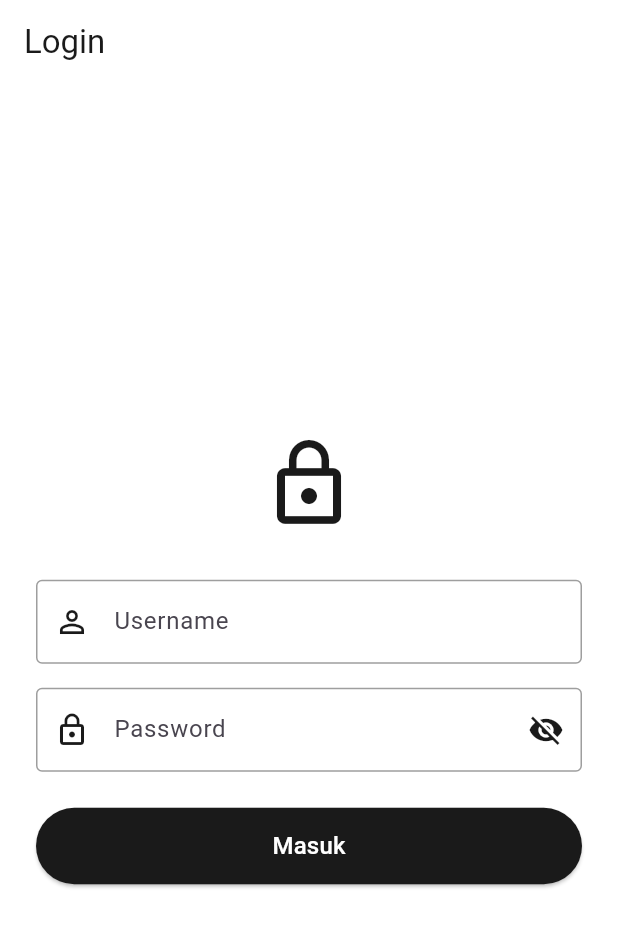
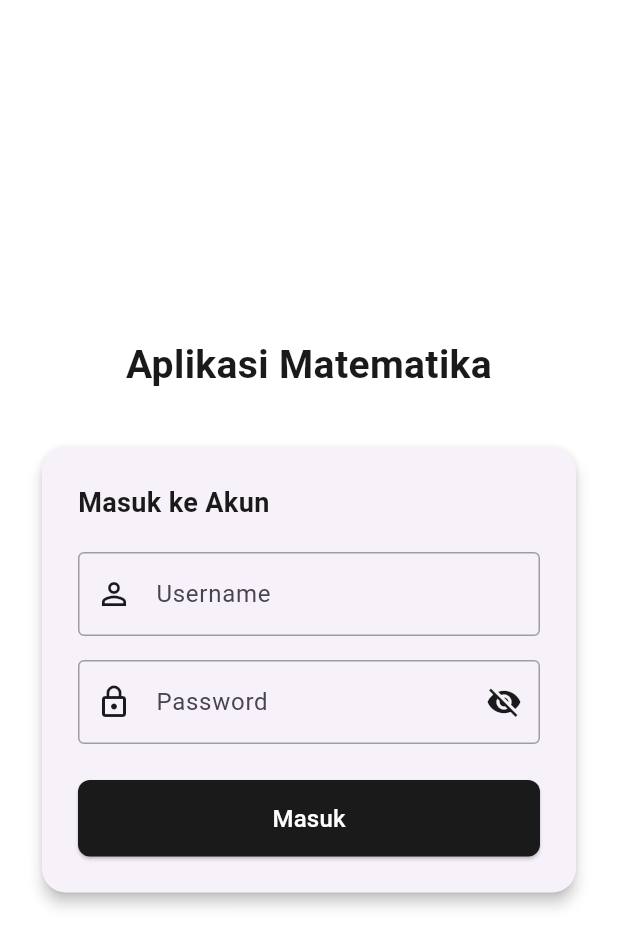
Before and after one commit to RafidH777/Mobile-Aplikasi-Matematika, a Flutter app: the screen it shows after launch, on a phone screen of 412 x 824 dp. Shown: the top 947 px of the screen. Run offline on Flutter 3.47's test engine with Material 3 defaults, Android fonts, the phone set to English and light mode, and no system bars.

Commit message:
redesign login screen

```diff
--- a/lib/screen/login.dart
+++ b/lib/screen/login.dart
@@ -30,14 +30,13 @@ class _LoginScreenState extends State<LoginScreen> {
   int _secondsRemaining = 0;
   Timer? _timer;
 
-  // ---- LOGIKA ----
+  // ---- LOGIKA (tidak berubah dari sebelumnya) ----
   void _cekLogin() {
     if (_isLocked) return;
 
     final username = _usernameController.text.trim();
     final password = _passwordController.text.trim();
 
-    // Validasi field kosong -> TIDAK dihitung sebagai percobaan gagal
     if (username.isEmpty || password.isEmpty) {
       setState(() {
         _hasError = true;
@@ -46,13 +45,10 @@ class _LoginScreenState extends State<LoginScreen> {
       return;
     }
 
-    // Cek kombinasi username & password
     if (username == _validUsername && password == _validPassword) {
-      // Berhasil -> reset counter, lalu pindah ke Home
       _failedAttempts = 0;
       Navigator.pushReplacementNamed(context, '/home');
     } else {
-      // Gagal -> hitung sebagai salah satu dari 5 percobaan
       _failedAttempts++;
       setState(() {
         _hasError = true;
@@ -102,20 +98,48 @@ class _LoginScreenState extends State<LoginScreen> {
   Widget build(BuildContext context) {
     return Scaffold(
       backgroundColor: Colors.white,
-      appBar: AppBar(
-        title: const Text('Login'),
-        backgroundColor: Colors.white,
-        foregroundColor: _primaryColor,
-        elevation: 0,
-      ),
-      body: Padding(
-        padding: const EdgeInsets.all(24.0),
+      body: SafeArea(
+        child: Center(
+          child: SingleChildScrollView(
+            padding: const EdgeInsets.symmetric(horizontal: 24, vertical: 32),
+            child: ConstrainedBox(
+              constraints: const BoxConstraints(maxWidth: 400),
               child: Column(
                 mainAxisAlignment: MainAxisAlignment.center,
                 crossAxisAlignment: CrossAxisAlignment.stretch,
                 children: [
-            Icon(Icons.lock_outline, size: 64, color: _primaryColor),
+                  // Judul aplikasi
+                  const Text(
+                    'Aplikasi Matematika',
+                    textAlign: TextAlign.center,
+                    style: TextStyle(
+                      fontSize: 26,
+                      fontWeight: FontWeight.bold,
+                      color: _primaryColor,
+                    ),
+                  ),
                   const SizedBox(height: 32),
+
+                  // Card berisi form login
+                  Card(
+                    elevation: 4,
+                    shape: RoundedRectangleBorder(
+                      borderRadius: BorderRadius.circular(16),
+                    ),
+                    child: Padding(
+                      padding: const EdgeInsets.all(24.0),
+                      child: Column(
+                        crossAxisAlignment: CrossAxisAlignment.stretch,
+                        children: [
+                          const Text(
+                            'Masuk ke Akun',
+                            style: TextStyle(
+                              fontSize: 18,
+                              fontWeight: FontWeight.w600,
+                              color: _primaryColor,
+                            ),
+                          ),
+                          const SizedBox(height: 20),
 
                           // Username
                           TextField(
@@ -152,7 +176,9 @@ class _LoginScreenState extends State<LoginScreen> {
                               icon: Icons.lock_outline,
                               suffixIcon: IconButton(
                                 icon: Icon(
-                    _obscurePassword ? Icons.visibility_off : Icons.visibility,
+                                  _obscurePassword
+                                      ? Icons.visibility_off
+                                      : Icons.visibility,
                                   color: _primaryColor,
                                 ),
                                 onPressed: () {
@@ -169,7 +195,10 @@ class _LoginScreenState extends State<LoginScreen> {
                             const SizedBox(height: 12),
                             Text(
                               _errorMessage!,
-                style: const TextStyle(color: Colors.red, fontSize: 13),
+                              style: const TextStyle(
+                                color: Colors.red,
+                                fontSize: 13,
+                              ),
                             ),
                           ],
 
@@ -181,14 +210,30 @@ class _LoginScreenState extends State<LoginScreen> {
                             style: ElevatedButton.styleFrom(
                               backgroundColor: _primaryColor,
                               disabledBackgroundColor: Colors.grey,
-                padding: const EdgeInsets.symmetric(vertical: 14),
+                              padding:
+                                  const EdgeInsets.symmetric(vertical: 14),
+                              shape: RoundedRectangleBorder(
+                                borderRadius: BorderRadius.circular(8),
+                              ),
                             ),
                             child: Text(
-                _isLocked ? 'Tunggu $_secondsRemaining detik' : 'Masuk',
-                style: const TextStyle(fontSize: 16, color: Colors.white),
+                              _isLocked
+                                  ? 'Tunggu $_secondsRemaining detik'
+                                  : 'Masuk',
+                              style: const TextStyle(
+                                fontSize: 16,
+                                color: Colors.white,
+                              ),
                             ),
                           ),
                         ],
+                      ),
+                    ),
+                  ),
+                ],
+              ),
+            ),
+          ),
         ),
       ),
     );
```
Lines whose indentation alone changed are shown as unchanged.
